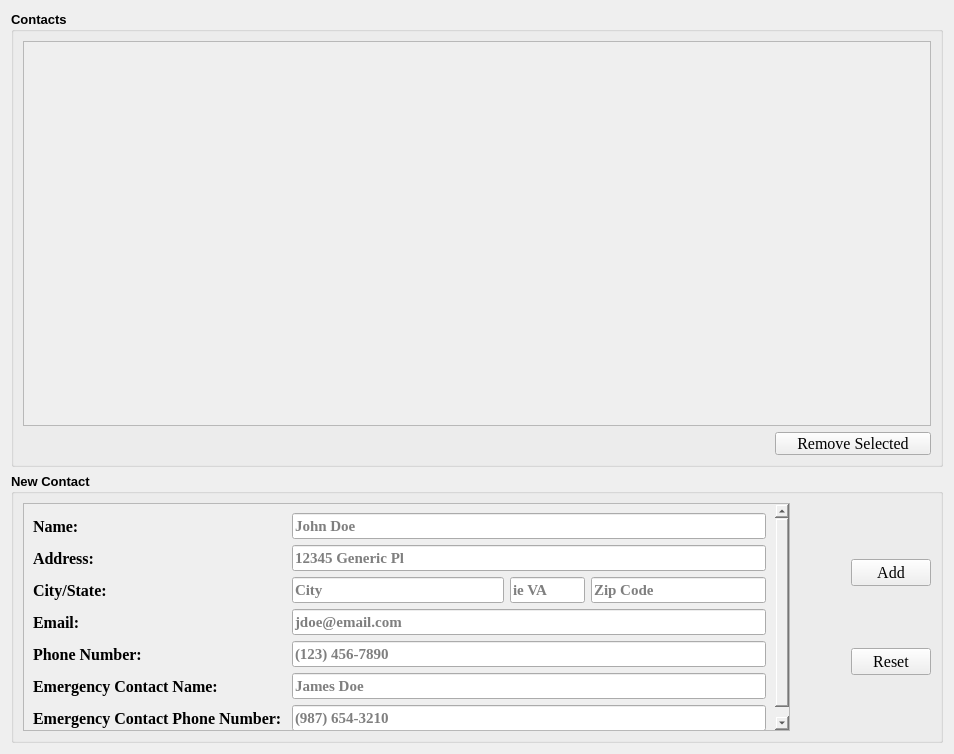
Old version of the form Address Book/AddressBookGUI.ui in the repository forteddyt/PythonProjects.
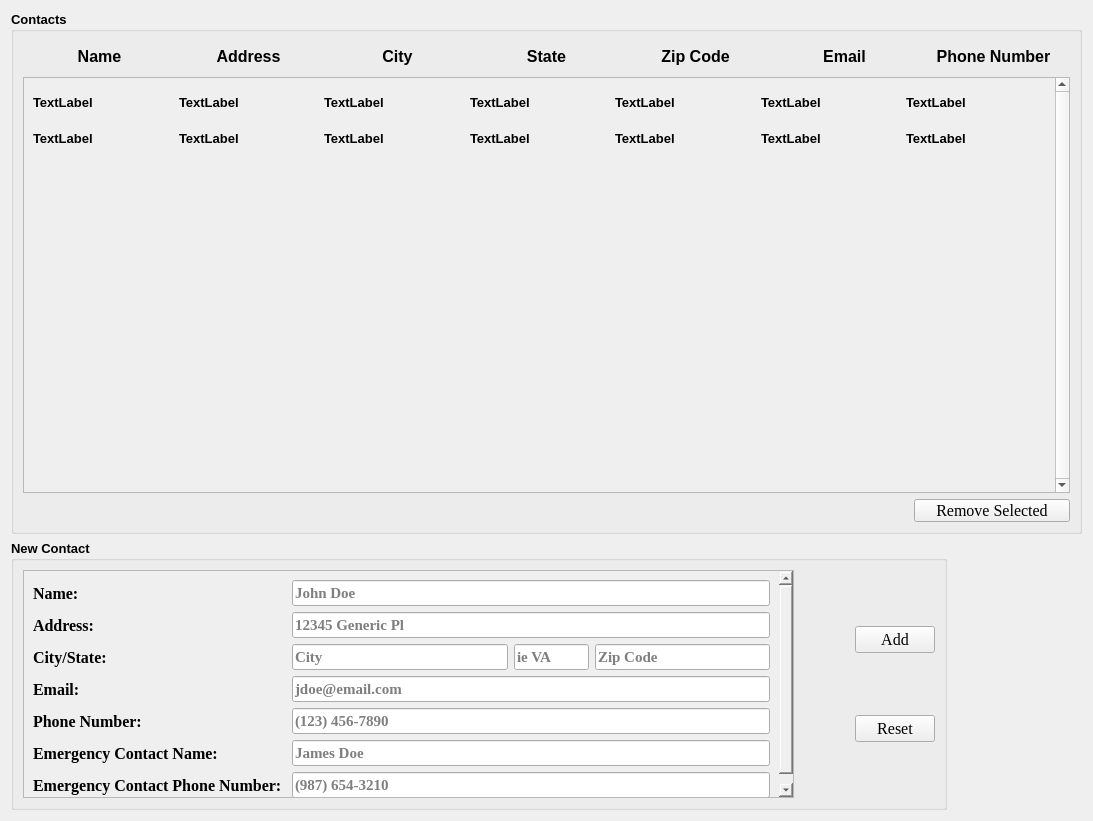
New version of the form.

Diff of the .ui file:
```diff
--- a/Address Book/AddressBookGUI.ui
+++ b/Address Book/AddressBookGUI.ui
@@ -6,8 +6,8 @@
    <rect>
     <x>0</x>
     <y>0</y>
-    <width>954</width>
-    <height>754</height>
+    <width>1093</width>
+    <height>821</height>
    </rect>
   </property>
   <property name="windowTitle">
@@ -17,121 +17,6 @@
    <bool>false</bool>
   </property>
   <layout class="QGridLayout" name="gridLayout">
-   <item row="0" column="0">
-    <widget class="QGroupBox" name="groupBox">
-     <property name="sizePolicy">
-      <sizepolicy hsizetype="Minimum" vsizetype="MinimumExpanding">
-       <horstretch>0</horstretch>
-       <verstretch>0</verstretch>
-      </sizepolicy>
-     </property>
-     <property name="minimumSize">
-      <size>
-       <width>340</width>
-       <height>250</height>
-      </size>
-     </property>
-     <property name="font">
-      <font>
-       <family>MS Sans Serif</family>
-       <pointsize>10</pointsize>
-       <weight>75</weight>
-       <bold>true</bold>
-      </font>
-     </property>
-     <property name="acceptDrops">
-      <bool>false</bool>
-     </property>
-     <property name="autoFillBackground">
-      <bool>true</bool>
-     </property>
-     <property name="title">
-      <string>Contacts</string>
-     </property>
-     <layout class="QGridLayout" name="gridLayout_2">
-      <item row="2" column="0">
-       <layout class="QHBoxLayout" name="horizontalLayout">
-        <item>
-         <spacer name="horizontalSpacer">
-          <property name="orientation">
-           <enum>Qt::Horizontal</enum>
-          </property>
-          <property name="sizeType">
-           <enum>QSizePolicy::MinimumExpanding</enum>
-          </property>
-          <property name="sizeHint" stdset="0">
-           <size>
-            <width>450</width>
-            <height>20</height>
-           </size>
-          </property>
-         </spacer>
-        </item>
-        <item>
-         <widget class="QPushButton" name="pushButton">
-          <property name="enabled">
-           <bool>true</bool>
-          </property>
-          <property name="sizePolicy">
-           <sizepolicy hsizetype="MinimumExpanding" vsizetype="Fixed">
-            <horstretch>0</horstretch>
-            <verstretch>0</verstretch>
-           </sizepolicy>
-          </property>
-          <property name="minimumSize">
-           <size>
-            <width>129</width>
-            <height>23</height>
-           </size>
-          </property>
-          <property name="maximumSize">
-           <size>
-            <width>156</width>
-            <height>23</height>
-           </size>
-          </property>
-          <property name="font">
-           <font>
-            <family>Georgia</family>
-            <pointsize>12</pointsize>
-            <weight>50</weight>
-            <bold>false</bold>
-           </font>
-          </property>
-          <property name="autoFillBackground">
-           <bool>false</bool>
-          </property>
-          <property name="text">
-           <string>Remove Selected</string>
-          </property>
-          <property name="autoDefault">
-           <bool>false</bool>
-          </property>
-         </widget>
-        </item>
-       </layout>
-      </item>
-      <item row="1" column="0">
-       <widget class="QScrollArea" name="scrollArea">
-        <property name="widgetResizable">
-         <bool>true</bool>
-        </property>
-        <widget class="QWidget" name="scrollAreaWidgetContents_2">
-         <property name="geometry">
-          <rect>
-           <x>0</x>
-           <y>0</y>
-           <width>914</width>
-           <height>391</height>
-          </rect>
-         </property>
-         <layout class="QGridLayout" name="gridLayout_4"/>
-        </widget>
-       </widget>
-      </item>
-     </layout>
-    </widget>
-   </item>
    <item row="1" column="0">
     <widget class="QGroupBox" name="groupBox_2">
      <property name="sizePolicy">
@@ -591,6 +476,638 @@
      <zorder>horizontalSpacer_3</zorder>
     </widget>
    </item>
+   <item row="0" column="0">
+    <widget class="QGroupBox" name="groupBox">
+     <property name="sizePolicy">
+      <sizepolicy hsizetype="Minimum" vsizetype="MinimumExpanding">
+       <horstretch>0</horstretch>
+       <verstretch>0</verstretch>
+      </sizepolicy>
+     </property>
+     <property name="minimumSize">
+      <size>
+       <width>340</width>
+       <height>250</height>
+      </size>
+     </property>
+     <property name="font">
+      <font>
+       <family>MS Sans Serif</family>
+       <pointsize>10</pointsize>
+       <weight>75</weight>
+       <bold>true</bold>
+      </font>
+     </property>
+     <property name="acceptDrops">
+      <bool>false</bool>
+     </property>
+     <property name="autoFillBackground">
+      <bool>true</bool>
+     </property>
+     <property name="title">
+      <string>Contacts</string>
+     </property>
+     <layout class="QGridLayout" name="gridLayout_2">
+      <item row="4" column="0">
+       <layout class="QHBoxLayout" name="horizontalLayout">
+        <item>
+         <spacer name="horizontalSpacer">
+          <property name="orientation">
+           <enum>Qt::Horizontal</enum>
+          </property>
+          <property name="sizeType">
+           <enum>QSizePolicy::MinimumExpanding</enum>
+          </property>
+          <property name="sizeHint" stdset="0">
+           <size>
+            <width>450</width>
+            <height>20</height>
+           </size>
+          </property>
+         </spacer>
+        </item>
+        <item>
+         <widget class="QPushButton" name="pushButton">
+          <property name="enabled">
+           <bool>true</bool>
+          </property>
+          <property name="sizePolicy">
+           <sizepolicy hsizetype="MinimumExpanding" vsizetype="Fixed">
+            <horstretch>0</horstretch>
+            <verstretch>0</verstretch>
+           </sizepolicy>
+          </property>
+          <property name="minimumSize">
+           <size>
+            <width>129</width>
+            <height>23</height>
+           </size>
+          </property>
+          <property name="maximumSize">
+           <size>
+            <width>156</width>
+            <height>23</height>
+           </size>
+          </property>
+          <property name="font">
+           <font>
+            <family>Georgia</family>
+            <pointsize>12</pointsize>
+            <weight>50</weight>
+            <bold>false</bold>
+           </font>
+          </property>
+          <property name="autoFillBackground">
+           <bool>false</bool>
+          </property>
+          <property name="text">
+           <string>Remove Selected</string>
+          </property>
+          <property name="autoDefault">
+           <bool>false</bool>
+          </property>
+         </widget>
+        </item>
+       </layout>
+      </item>
+      <item row="3" column="0">
+       <widget class="QScrollArea" name="scrollArea">
+        <property name="verticalScrollBarPolicy">
+         <enum>Qt::ScrollBarAlwaysOn</enum>
+        </property>
+        <property name="widgetResizable">
+         <bool>true</bool>
+        </property>
+        <widget class="QWidget" name="scrollAreaWidgetContents_2">
+         <property name="geometry">
+          <rect>
+           <x>0</x>
+           <y>0</y>
+           <width>1036</width>
+           <height>422</height>
+          </rect>
+         </property>
+         <property name="sizePolicy">
+          <sizepolicy hsizetype="Preferred" vsizetype="Preferred">
+           <horstretch>0</horstretch>
+           <verstretch>0</verstretch>
+          </sizepolicy>
+         </property>
+         <property name="minimumSize">
+          <size>
+           <width>10</width>
+           <height>10</height>
+          </size>
+         </property>
+         <property name="maximumSize">
+          <size>
+           <width>16777215</width>
+           <height>16777215</height>
+          </size>
+         </property>
+         <layout class="QVBoxLayout" name="verticalLayout">
+          <item>
+           <layout class="QHBoxLayout" name="horizontalLayout_3">
+            <property name="sizeConstraint">
+             <enum>QLayout::SetMinimumSize</enum>
+            </property>
+            <item>
+             <widget class="QLabel" name="label_4">
+              <property name="sizePolicy">
+               <sizepolicy hsizetype="Preferred" vsizetype="Minimum">
+                <horstretch>0</horstretch>
+                <verstretch>0</verstretch>
+               </sizepolicy>
+              </property>
+              <property name="minimumSize">
+               <size>
+                <width>0</width>
+                <height>30</height>
+               </size>
+              </property>
+              <property name="text">
+               <string>TextLabel</string>
+              </property>
+             </widget>
+            </item>
+            <item>
+             <widget class="QLabel" name="label_3">
+              <property name="sizePolicy">
+               <sizepolicy hsizetype="Preferred" vsizetype="Minimum">
+                <horstretch>0</horstretch>
+                <verstretch>0</verstretch>
+               </sizepolicy>
+              </property>
+              <property name="minimumSize">
+               <size>
+                <width>0</width>
+                <height>30</height>
+               </size>
+              </property>
+              <property name="text">
+               <string>TextLabel</string>
+              </property>
+             </widget>
+            </item>
+            <item>
+             <widget class="QLabel" name="label_11">
+              <property name="sizePolicy">
+               <sizepolicy hsizetype="Preferred" vsizetype="Minimum">
+                <horstretch>0</horstretch>
+                <verstretch>0</verstretch>
+               </sizepolicy>
+              </property>
+              <property name="minimumSize">
+               <size>
+                <width>0</width>
+                <height>30</height>
+               </size>
+              </property>
+              <property name="text">
+               <string>TextLabel</string>
+              </property>
+             </widget>
+            </item>
+            <item>
+             <widget class="QLabel" name="label_10">
+              <property name="sizePolicy">
+               <sizepolicy hsizetype="Preferred" vsizetype="Minimum">
+                <horstretch>0</horstretch>
+                <verstretch>0</verstretch>
+               </sizepolicy>
+              </property>
+              <property name="minimumSize">
+               <size>
+                <width>0</width>
+                <height>30</height>
+               </size>
+              </property>
+              <property name="text">
+               <string>TextLabel</string>
+              </property>
+             </widget>
+            </item>
+            <item>
+             <widget class="QLabel" name="label_14">
+              <property name="sizePolicy">
+               <sizepolicy hsizetype="Preferred" vsizetype="Minimum">
+                <horstretch>0</horstretch>
+                <verstretch>0</verstretch>
+               </sizepolicy>
+              </property>
+              <property name="minimumSize">
+               <size>
+                <width>0</width>
+                <height>30</height>
+               </size>
+              </property>
+              <property name="text">
+               <string>TextLabel</string>
+              </property>
+             </widget>
+            </item>
+            <item>
+             <widget class="QLabel" name="label_12">
+              <property name="sizePolicy">
+               <sizepolicy hsizetype="Preferred" vsizetype="Minimum">
+                <horstretch>0</horstretch>
+                <verstretch>0</verstretch>
+               </sizepolicy>
+              </property>
+              <property name="minimumSize">
+               <size>
+                <width>0</width>
+                <height>30</height>
+               </size>
+              </property>
+              <property name="text">
+               <string>TextLabel</string>
+              </property>
+             </widget>
+            </item>
+            <item>
+             <widget class="QLabel" name="label_13">
+              <property name="sizePolicy">
+               <sizepolicy hsizetype="Preferred" vsizetype="Minimum">
+                <horstretch>0</horstretch>
+                <verstretch>0</verstretch>
+               </sizepolicy>
+              </property>
+              <property name="minimumSize">
+               <size>
+                <width>0</width>
+                <height>30</height>
+               </size>
+              </property>
+              <property name="text">
+               <string>TextLabel</string>
+              </property>
+             </widget>
+            </item>
+           </layout>
+          </item>
+          <item>
+           <layout class="QHBoxLayout" name="horizontalLayout_4">
+            <item>
+             <widget class="QLabel" name="label_15">
+              <property name="minimumSize">
+               <size>
+                <width>0</width>
+                <height>30</height>
+               </size>
+              </property>
+              <property name="text">
+               <string>TextLabel</string>
+              </property>
+             </widget>
+            </item>
+            <item>
+             <widget class="QLabel" name="label_16">
+              <property name="minimumSize">
+               <size>
+                <width>0</width>
+                <height>30</height>
+               </size>
+              </property>
+              <property name="text">
+               <string>TextLabel</string>
+              </property>
+             </widget>
+            </item>
+            <item>
+             <widget class="QLabel" name="label_17">
+              <property name="minimumSize">
+               <size>
+                <width>0</width>
+                <height>30</height>
+               </size>
+              </property>
+              <property name="text">
+               <string>TextLabel</string>
+              </property>
+             </widget>
+            </item>
+            <item>
+             <widget class="QLabel" name="label_18">
+              <property name="minimumSize">
+               <size>
+                <width>0</width>
+                <height>30</height>
+               </size>
+              </property>
+              <property name="text">
+               <string>TextLabel</string>
+              </property>
+             </widget>
+            </item>
+            <item>
+             <widget class="QLabel" name="label_19">
+              <property name="minimumSize">
+               <size>
+                <width>0</width>
+                <height>30</height>
+               </size>
+              </property>
+              <property name="text">
+               <string>TextLabel</string>
+              </property>
+             </widget>
+            </item>
+            <item>
+             <widget class="QLabel" name="label_20">
+              <property name="minimumSize">
+               <size>
+                <width>0</width>
+                <height>30</height>
+               </size>
+              </property>
+              <property name="text">
+               <string>TextLabel</string>
+              </property>
+             </widget>
+            </item>
+            <item>
+             <widget class="QLabel" name="label_21">
+              <property name="minimumSize">
+               <size>
+                <width>0</width>
+                <height>30</height>
+               </size>
+              </property>
+              <property name="text">
+               <string>TextLabel</string>
+              </property>
+             </widget>
+            </item>
+           </layout>
+          </item>
+          <item>
+           <spacer name="verticalSpacer">
+            <property name="orientation">
+             <enum>Qt::Vertical</enum>
+            </property>
+            <property name="sizeHint" stdset="0">
+             <size>
+              <width>20</width>
+              <height>40</height>
+             </size>
+            </property>
+           </spacer>
+          </item>
+         </layout>
+        </widget>
+       </widget>
+      </item>
+      <item row="0" column="0">
+       <layout class="QHBoxLayout" name="horizontalLayout_5">
+        <property name="leftMargin">
+         <number>5</number>
+        </property>
+        <property name="topMargin">
+         <number>5</number>
+        </property>
+        <property name="rightMargin">
+         <number>5</number>
+        </property>
+        <property name="bottomMargin">
+         <number>5</number>
+        </property>
+        <item>
+         <widget class="QLabel" name="label_23">
+          <property name="enabled">
+           <bool>true</bool>
+          </property>
+          <property name="sizePolicy">
+           <sizepolicy hsizetype="Preferred" vsizetype="Minimum">
+            <horstretch>0</horstretch>
+            <verstretch>0</verstretch>
+           </sizepolicy>
+          </property>
+          <property name="minimumSize">
+           <size>
+            <width>0</width>
+            <height>20</height>
+           </size>
+          </property>
+          <property name="font">
+           <font>
+            <family>Arial</family>
+            <pointsize>12</pointsize>
+            <weight>75</weight>
+            <bold>true</bold>
+           </font>
+          </property>
+          <property name="text">
+           <string>Name</string>
+          </property>
+          <property name="alignment">
+           <set>Qt::AlignCenter</set>
+          </property>
+         </widget>
+        </item>
+        <item>
+         <widget class="QLabel" name="label_24">
+          <property name="enabled">
+           <bool>true</bool>
+          </property>
+          <property name="sizePolicy">
+           <sizepolicy hsizetype="Preferred" vsizetype="Minimum">
+            <horstretch>0</horstretch>
+            <verstretch>0</verstretch>
+           </sizepolicy>
+          </property>
+          <property name="minimumSize">
+           <size>
+            <width>0</width>
+            <height>20</height>
+           </size>
+          </property>
+          <property name="font">
+           <font>
+            <family>Arial</family>
+            <pointsize>12</pointsize>
+            <weight>75</weight>
+            <bold>true</bold>
+           </font>
+          </property>
+          <property name="text">
+           <string>Address</string>
+          </property>
+          <property name="alignment">
+           <set>Qt::AlignCenter</set>
+          </property>
+         </widget>
+        </item>
+        <item>
+         <widget class="QLabel" name="label_25">
+          <property name="enabled">
+           <bool>true</bool>
+          </property>
+          <property name="sizePolicy">
+           <sizepolicy hsizetype="Preferred" vsizetype="Minimum">
+            <horstretch>0</horstretch>
+            <verstretch>0</verstretch>
+           </sizepolicy>
+          </property>
+          <property name="minimumSize">
+           <size>
+            <width>0</width>
+            <height>20</height>
+           </size>
+          </property>
+          <property name="font">
+           <font>
+            <family>Arial</family>
+            <pointsize>12</pointsize>
+            <weight>75</weight>
+            <bold>true</bold>
+           </font>
+          </property>
+          <property name="text">
+           <string>City</string>
+          </property>
+          <property name="alignment">
+           <set>Qt::AlignCenter</set>
+          </property>
+         </widget>
+        </item>
+        <item>
+         <widget class="QLabel" name="label_26">
+          <property name="enabled">
+           <bool>true</bool>
+          </property>
+          <property name="sizePolicy">
+           <sizepolicy hsizetype="Preferred" vsizetype="Minimum">
+            <horstretch>0</horstretch>
+            <verstretch>0</verstretch>
+           </sizepolicy>
+          </property>
+          <property name="minimumSize">
+           <size>
+            <width>0</width>
+            <height>20</height>
+           </size>
+          </property>
+          <property name="font">
+           <font>
+            <family>Arial</family>
+            <pointsize>12</pointsize>
+            <weight>75</weight>
+            <bold>true</bold>
+           </font>
+          </property>
+          <property name="text">
+           <string>State</string>
+          </property>
+          <property name="alignment">
+           <set>Qt::AlignCenter</set>
+          </property>
+         </widget>
+        </item>
+        <item>
+         <widget class="QLabel" name="label_27">
+          <property name="enabled">
+           <bool>true</bool>
+          </property>
+          <property name="sizePolicy">
+           <sizepolicy hsizetype="Preferred" vsizetype="Minimum">
+            <horstretch>0</horstretch>
+            <verstretch>0</verstretch>
+           </sizepolicy>
+          </property>
+          <property name="minimumSize">
+           <size>
+            <width>0</width>
+            <height>20</height>
+           </size>
+          </property>
+          <property name="font">
+           <font>
+            <family>Arial</family>
+            <pointsize>12</pointsize>
+            <weight>75</weight>
+            <bold>true</bold>
+           </font>
+          </property>
+          <property name="text">
+           <string>Zip Code</string>
+          </property>
+          <property name="alignment">
+           <set>Qt::AlignCenter</set>
+          </property>
+         </widget>
+        </item>
+        <item>
+         <widget class="QLabel" name="label_28">
+          <property name="enabled">
+           <bool>true</bool>
+          </property>
+          <property name="sizePolicy">
+           <sizepolicy hsizetype="Preferred" vsizetype="Minimum">
+            <horstretch>0</horstretch>
+            <verstretch>0</verstretch>
+           </sizepolicy>
+          </property>
+          <property name="minimumSize">
+           <size>
+            <width>0</width>
+            <height>20</height>
+           </size>
+          </property>
+          <property name="font">
+           <font>
+            <family>Arial</family>
+            <pointsize>12</pointsize>
+            <weight>75</weight>
+            <bold>true</bold>
+           </font>
+          </property>
+          <property name="text">
+           <string>Email</string>
+          </property>
+          <property name="alignment">
+           <set>Qt::AlignCenter</set>
+          </property>
+         </widget>
+        </item>
+        <item>
+         <widget class="QLabel" name="label_29">
+          <property name="enabled">
+           <bool>true</bool>
+          </property>
+          <property name="sizePolicy">
+           <sizepolicy hsizetype="Preferred" vsizetype="Minimum">
+            <horstretch>0</horstretch>
+            <verstretch>0</verstretch>
+           </sizepolicy>
+          </property>
+          <property name="minimumSize">
+           <size>
+            <width>0</width>
+            <height>20</height>
+           </size>
+          </property>
+          <property name="font">
+           <font>
+            <family>Arial</family>
+            <pointsize>12</pointsize>
+            <weight>75</weight>
+            <bold>true</bold>
+           </font>
+          </property>
+          <property name="text">
+           <string>Phone Number</string>
+          </property>
+          <property name="alignment">
+           <set>Qt::AlignCenter</set>
+          </property>
+         </widget>
+        </item>
+       </layout>
+      </item>
+     </layout>
+    </widget>
+   </item>
   </layout>
  </widget>
  <tabstops>
```
Left out of the diff: 148 changed lines with no effect on the pictures.
